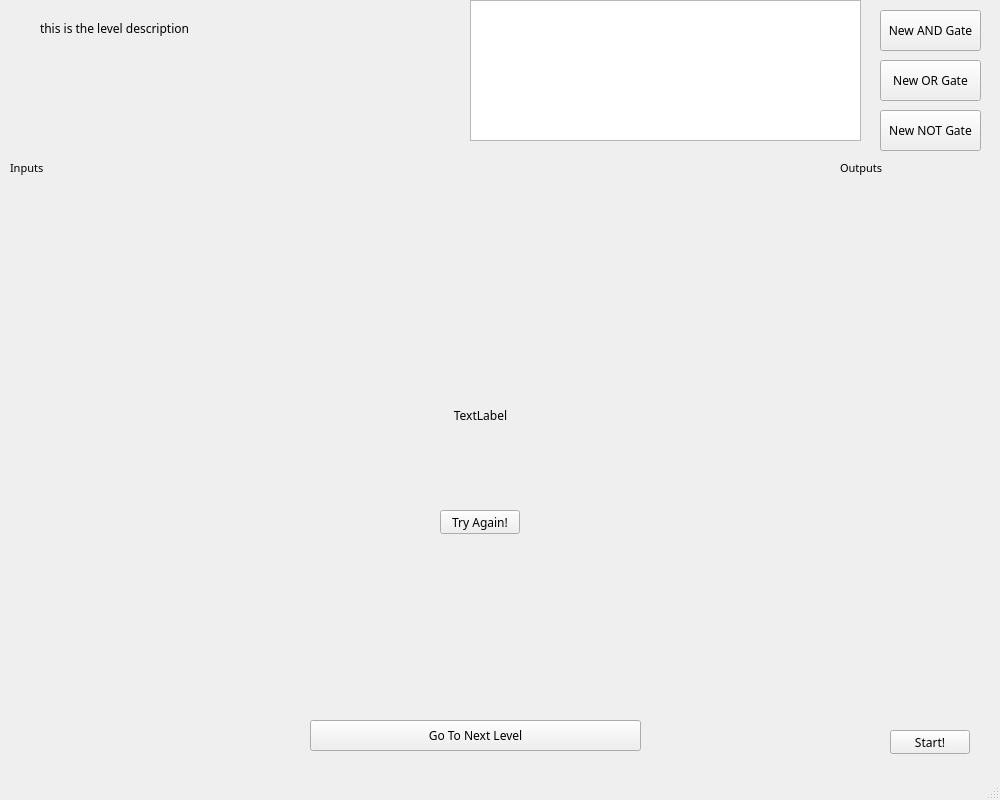
Qt form assignment9/mainwindow.ui (UofU-CS3505/cs3505-assignment9-Figodes) before a commit.
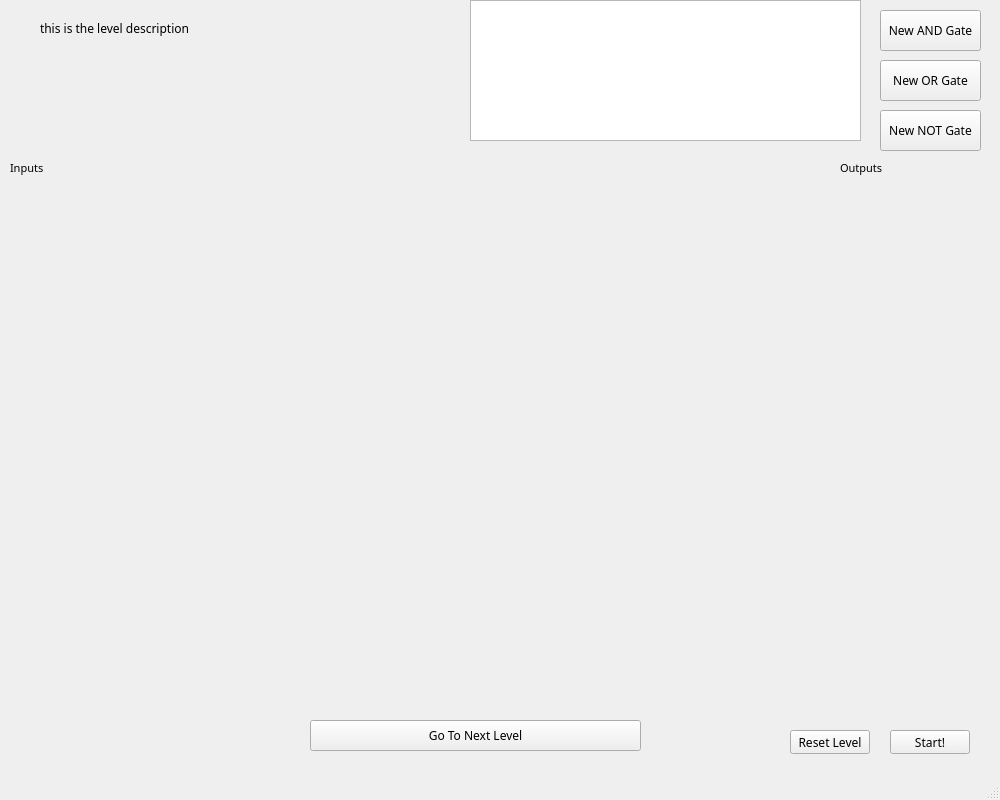
The same form after that commit.

Patch:
```diff
--- a/assignment9/mainwindow.ui
+++ b/assignment9/mainwindow.ui
@@ -214,33 +214,17 @@
      <string>Go To Next Level</string>
     </property>
    </widget>
-   <widget class="QLabel" name="failLabel">
+   <widget class="QPushButton" name="resetButton">
     <property name="geometry">
      <rect>
-      <x>280</x>
-      <y>340</y>
-      <width>401</width>
-      <height>151</height>
-     </rect>
-    </property>
-    <property name="text">
-     <string>TextLabel</string>
-    </property>
-    <property name="alignment">
-     <set>Qt::AlignCenter</set>
-    </property>
-   </widget>
-   <widget class="QPushButton" name="retryButton">
-    <property name="geometry">
-     <rect>
-      <x>440</x>
-      <y>510</y>
+      <x>790</x>
+      <y>730</y>
       <width>80</width>
       <height>24</height>
      </rect>
     </property>
     <property name="text">
-     <string>Try Again!</string>
+     <string>Reset Level</string>
     </property>
    </widget>
   </widget>
```
Left out of the diff: 9 changed lines with no effect on the pictures.
